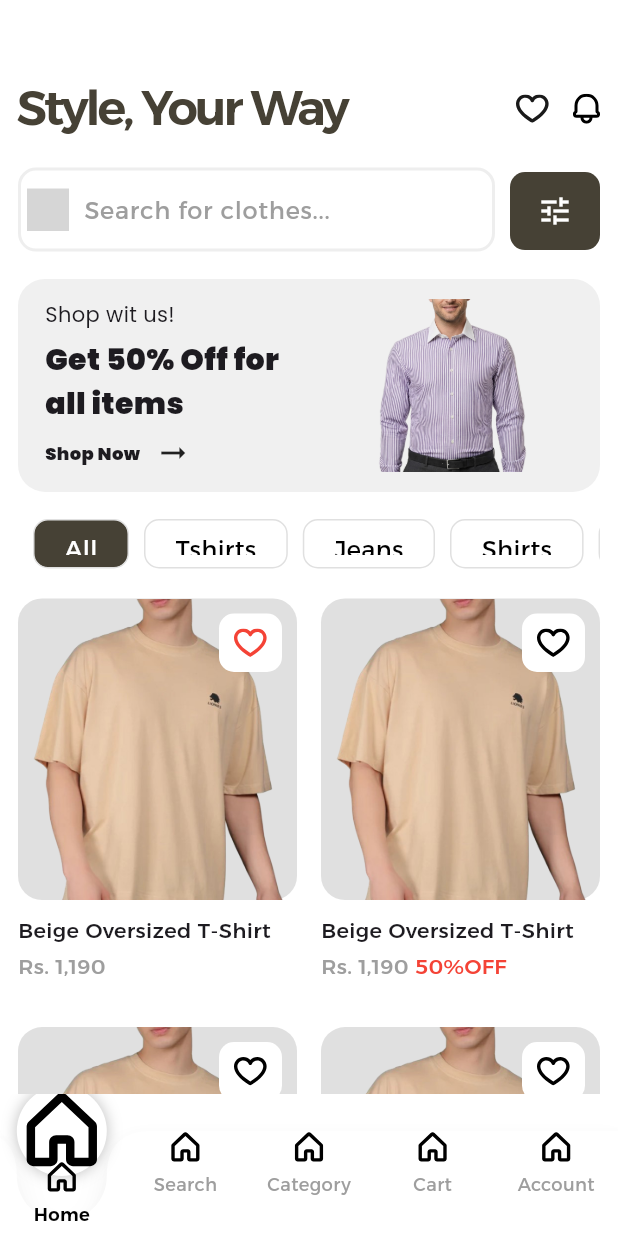
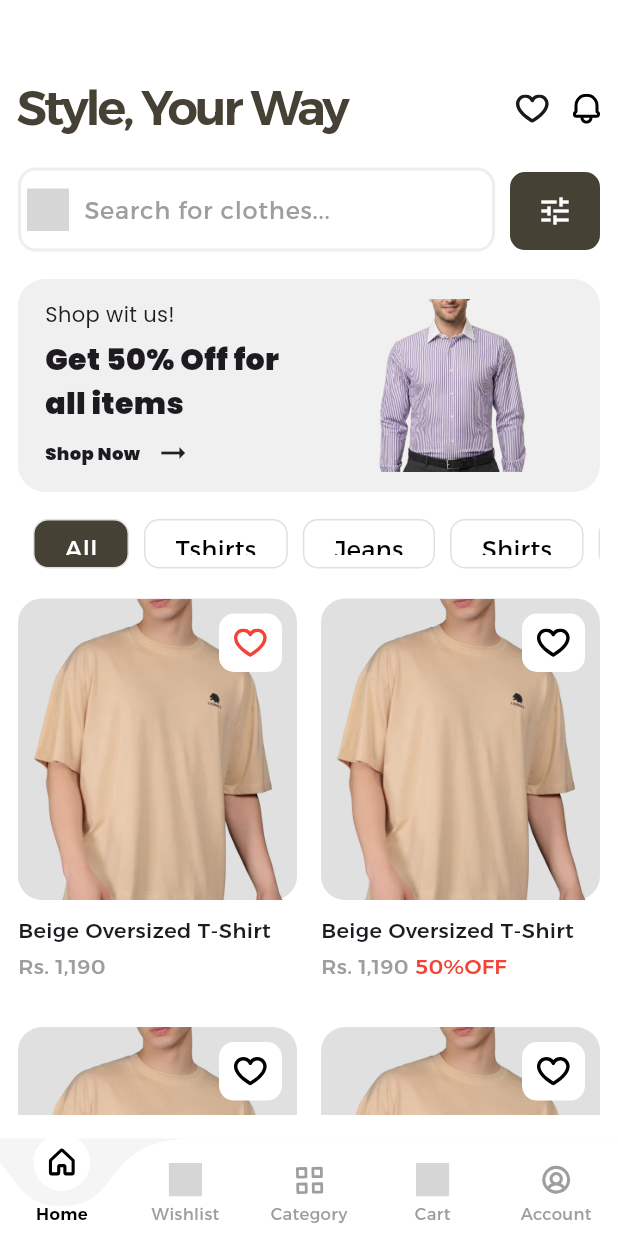
Before and after one commit to RinkuMonu/DeenitaIndia_MensWear_App, a Flutter app: the BottomBar screen opened directly, on a phone screen of 412 x 824 dp. Run offline on Flutter 3.47's test engine with Material 3 defaults, Android fonts, the phone set to English and light mode, and no system bars; drawn by our look-alikes of curved_labeled_navigation_bar, toastification; our stand-ins replace carousel_slider, dio, flutter_svg, get, pinput, shared_preferences; accounts and stored records are empty; grey boxes are pictures that could not be loaded.

Commit message:
bottom navigation bar

```diff
--- a/lib/constants/image.dart
+++ b/lib/constants/image.dart
@@ -35,5 +35,5 @@ class AppImage {
   static const String user = "assets/icons/User.svg";
 
   static const String emptyNotification = "assets/image/blankNotificationImage.svg";
-
+  static const String emptyWishList = "assets/image/emptyWishlistImage.svg";
 }
--- a/lib/controller/bottomNavC.dart
+++ b/lib/controller/bottomNavC.dart
@@ -1,7 +1,9 @@
 import 'package:get/get.dart';
 
-class BottomNavC extends GetxController{
+class BottomNavC extends GetxController {
+  var index = 0.obs;
 
-  var index = 0.obs;
-  void change(int i) => index.value = i;
+  void change(int i) {
+    index.value = i;
+  }
 }
--- a/lib/view/bottomBar.dart
+++ b/lib/view/bottomBar.dart
@@ -1,127 +1,87 @@
-import 'package:curved_navigation_bar/curved_navigation_bar.dart';
+import 'package:curved_labeled_navigation_bar/curved_navigation_bar.dart';
+import 'package:curved_labeled_navigation_bar/curved_navigation_bar_item.dart';
 import 'package:deenitaindia/constants/image.dart';
-import 'package:deenitaindia/view/profile.dart';
 import 'package:deenitaindia/view/setting.dart';
-import 'package:deenitaindia/view/wishlist.dart';
+import 'package:deenitaindia/view/searchScreen.dart';
 import 'package:flutter/material.dart';
 import 'package:flutter_svg/flutter_svg.dart';
 import 'package:get/get.dart';
 
 import '../controller/bottomNavC.dart';
-import '../widgets/painter.dart';
 import 'cart.dart';
 import 'home.dart';
 
-class BottomBar extends StatefulWidget {
-  const BottomBar({super.key});
+class BottomBar extends StatelessWidget {
+  BottomBar({super.key});
 
-  @override
-  State<BottomBar> createState() => _BottomBarState();
-}
+  final BottomNavC controller = Get.put(BottomNavC());
 
-class _BottomBarState extends State<BottomBar> {
-  final controller = Get.put(BottomNavC());
-  int _currentIndex = 0;
-
-  final labels = ['Home', 'Search', 'Category', 'Cart', 'Account'];
-  final icons = [
-    SvgPicture.asset(AppImage.home),
-    SvgPicture.asset(AppImage.search),
-    SvgPicture.asset(AppImage.more),
-    SvgPicture.asset(AppImage.cart),
-    SvgPicture.asset(AppImage.user),
-  ];
-  final  _pages = const [
+  final List<Widget> pages = const [
     Home(),
-    Wishlist(),
-    Center(child: Text('Search')),
+    SearchScreen(),
+    Center(child: Text('Category')),
     CartView(),
     Setting(),
   ];
+
+  final List<String> labels = [
+    'Home',
+    'Wishlist',
+    'Category',
+    'Cart',
+    'Account',
+  ];
+
+  final List<String> icons = [
+    AppImage.home,
+    AppImage.search,
+    AppImage.more,
+    AppImage.cart,
+    AppImage.user,
+  ];
+
   @override
   Widget build(BuildContext context) {
-    final width = MediaQuery
-        .of(context)
-        .size
-        .width;
+    return Obx(() {
       return Scaffold(
         backgroundColor: Colors.white,
-        body: _pages[_currentIndex],
-        bottomNavigationBar: Obx(() {
-          final itemWidth = width / icons.length;
-          final centerX = itemWidth * controller.index.value + itemWidth / 2;
-
-          return SizedBox(
-            height: 95,
-            child: Stack(
-              alignment: Alignment.bottomCenter,
-              children: [
-                CustomPaint(
-                  size: Size(width, 70),
-                  painter: NavPainter(centerX),
+        body: Padding(
+          padding: const EdgeInsets.only(bottom: 16.0),
+          child: pages[controller.index.value],
         ),
 
-                // Floating Active Icon
-                Positioned(
-                  bottom: 40,
-                  left: centerX - 30,
-                  child: Container(
-                    height: 60,
-                    width: 60,
-                    decoration: BoxDecoration(
+        bottomNavigationBar: CurvedNavigationBar(
+          animationCurve: Curves.decelerate,
+          index: controller.index.value,
+          height: 65,
+          backgroundColor: Colors.grey.shade100,
           color: Colors.white,
-                      shape: BoxShape.circle,
-                      boxShadow: [
-                        BoxShadow(
-                          color: Colors.black26,
-                          blurRadius: 8,
-                        )
-                      ],
-                    ),
-                    child: icons[controller.index.value],
+          animationDuration: const Duration(milliseconds: 300),
+          items: List.generate(icons.length, (i) {
+            final bool isSelected = controller.index.value == i;
+
+            return CurvedNavigationBarItem(
+              child: SvgPicture.asset(
+                icons[i],
+                height: 22,
+                colorFilter: ColorFilter.mode(
+                  isSelected ? Colors.black : Colors.grey,
+                  BlendMode.srcIn,
                 ),
               ),
-
-                // Nav Items
-                Positioned(
-                  bottom: 0,
-                  left: 0,
-                  right: 0,
-                  child: Row(
-                    children: List.generate(icons.length, (i) {
-                      final active = controller.index.value == i;
-                      return Expanded(
-                        child: GestureDetector(
-                          onTap: () => controller.change(i),
-                          child: Column(
-                            mainAxisSize: MainAxisSize.min,
-                            children: [
-                              SizedBox(height: active ? 40 : 0),
-                              icons[controller.index.value],
-                              const SizedBox(height: 4),
-                              Text(
-                                labels[i],
-                                style: TextStyle(
-                                  fontSize: 12,
-                                  color:
-                                  active ? Colors.black : Colors.grey,
-                                  fontWeight: active
-                                      ? FontWeight.w600
-                                      : FontWeight.w400,
-                                ),
-                              ),
-                              const SizedBox(height: 6),
-                            ],
-                          ),
+              label: labels[i],
+              labelStyle: TextStyle(
+                fontSize: 11,
+                fontWeight:
+                isSelected ? FontWeight.w600 : FontWeight.w400,
+                color: isSelected ? Colors.black : Colors.grey,
               ),
             );
           }),
-                  ),
-                ),
-              ],
+
+          onTap: controller.change,
         ),
       );
-        })
-    );
+    });
   }
 }
--- /dev/null
+++ b/lib/view/searchScreen.dart
@@ -0,0 +1,15 @@
+import 'package:flutter/material.dart';
+
+class SearchScreen extends StatefulWidget {
+  const SearchScreen({super.key});
+
+  @override
+  State<SearchScreen> createState() => _SearchScreenState();
+}
+
+class _SearchScreenState extends State<SearchScreen> {
+  @override
+  Widget build(BuildContext context) {
+    return Scaffold();
+  }
+}
--- a/lib/view/wishlist.dart
+++ /dev/null
@@ -1,15 +0,0 @@
-import 'package:flutter/material.dart';
-
-class Wishlist extends StatefulWidget {
-  const Wishlist({super.key});
-
-  @override
-  State<Wishlist> createState() => _WishlistState();
-}
-
-class _WishlistState extends State<Wishlist> {
-  @override
-  Widget build(BuildContext context) {
-    return const Placeholder();
-  }
-}
--- a/lib/view/wishlistScreen.dart
+++ b/lib/view/wishlistScreen.dart
@@ -35,7 +35,7 @@ class _WishlistScreenState extends State<WishlistScreen> {
     return Column(
       mainAxisSize: MainAxisSize.min,
       children: [
-        // SvgPicture.asset(AppImage.emptyWishList, height: 55),
+        SvgPicture.asset(AppImage.emptyWishList, height: 55),
         const SizedBox(height: 12),
         const Text(
           "Wishlist is empty!",
--- a/pubspec.yaml
+++ b/pubspec.yaml
@@ -45,7 +45,7 @@ dependencies:
   shared_preferences: ^2.5.4
   url_launcher: ^6.3.2
   carousel_slider: ^5.1.2
-  curved_navigation_bar: ^1.0.6
+  curved_labeled_navigation_bar: ^2.0.6
 
 dev_dependencies:
   flutter_test:
```
Also changed, not shown: pubspec.lock. Lines whose indentation alone changed are shown as unchanged.
